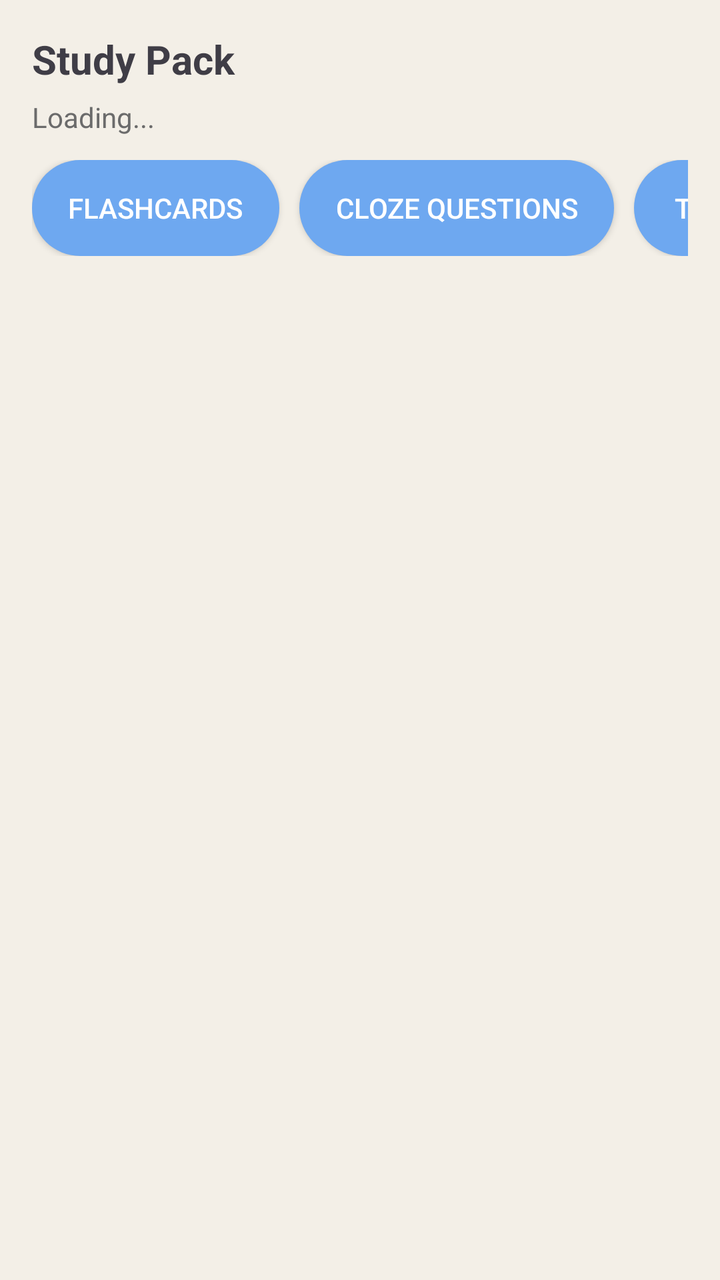
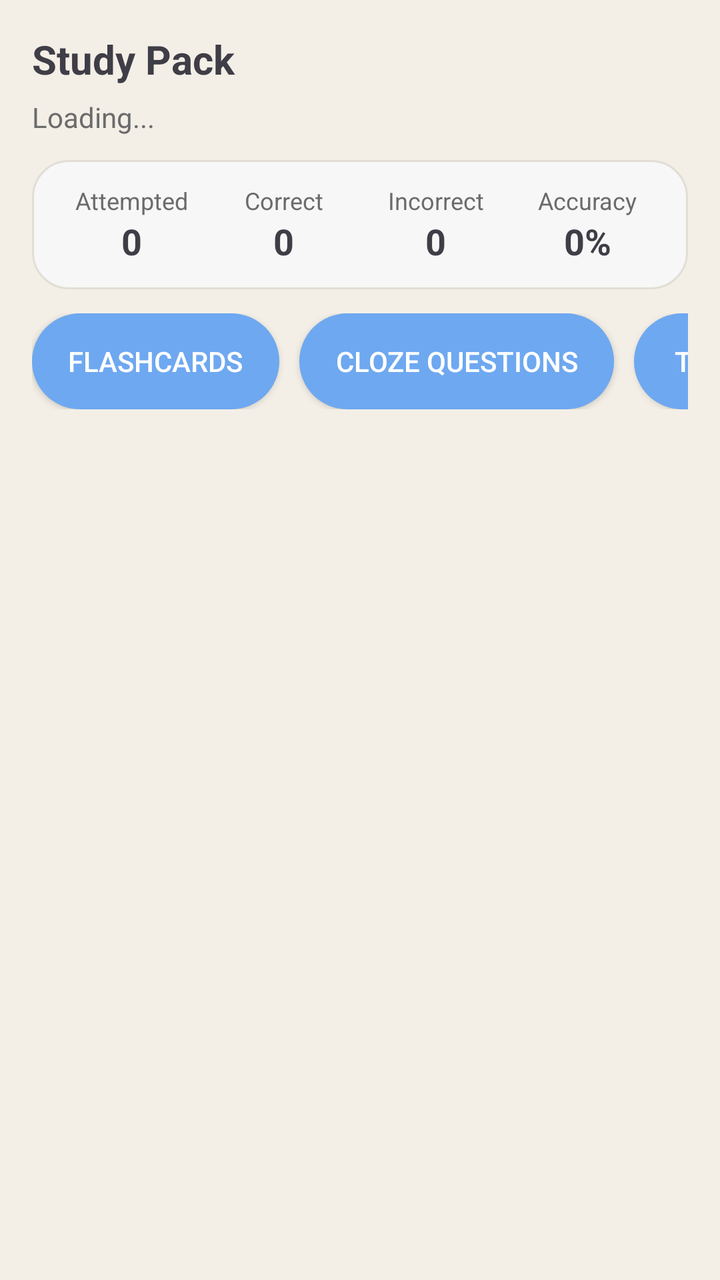

Two renders of the same Android screen: before a commit and after it. Below are the layout's source before the change and the commit's diff.
<!-- AndroidManifest.xml: application theme Theme.FinalYearProject -->
<!-- res/layout/activity_study_pack.xml -->
<?xml version="1.0" encoding="utf-8"?>
<LinearLayout xmlns:android="http://schemas.android.com/apk/res/android"
    xmlns:app="http://schemas.android.com/apk/res-auto"
    android:layout_width="match_parent"
    android:layout_height="match_parent"
    android:orientation="vertical"
    android:padding="16dp"
    android:background="@color/study_screen_bg">

    <TextView
        android:id="@+id/studyPackTitleTV"
        android:layout_width="match_parent"
        android:layout_height="wrap_content"
        android:text="Study Pack"
        android:textSize="20sp"
        android:textStyle="bold"
        android:textColor="@color/study_text_primary"
        android:paddingBottom="6dp" />

    <TextView
        android:id="@+id/studyPackStatusTV"
        android:layout_width="match_parent"
        android:layout_height="wrap_content"
        android:text="Loading..."
        android:textSize="14sp"
        android:textColor="@color/study_text_secondary"
        android:paddingBottom="12dp" />

    <ProgressBar
        android:id="@+id/studyPackProgress"
        android:layout_width="wrap_content"
        android:layout_height="wrap_content"
        android:layout_gravity="center_horizontal"
        android:visibility="gone" />

    <HorizontalScrollView
        android:id="@+id/studyPackTabsScroll"
        android:layout_width="match_parent"
        android:layout_height="wrap_content"
        android:scrollbars="none"
        android:fillViewport="false"
        android:layout_marginBottom="12dp">

        <LinearLayout
            android:layout_width="wrap_content"
            android:layout_height="wrap_content"
            android:orientation="horizontal">

            <androidx.appcompat.widget.AppCompatButton
                android:id="@+id/btnFlashcards"
                android:layout_width="wrap_content"
                android:layout_height="wrap_content"
                android:layout_marginEnd="10dp"
                android:minWidth="120dp"
                android:minHeight="48dp"
                android:paddingStart="18dp"
                android:paddingEnd="18dp"
                android:paddingTop="10dp"
                android:paddingBottom="10dp"
                android:text="Flashcards"
                android:background="@drawable/study_tab_unselected"
                android:textColor="@android:color/white" />

            <androidx.appcompat.widget.AppCompatButton
                android:id="@+id/btnCloze"
                android:layout_width="wrap_content"
                android:layout_height="wrap_content"
                android:layout_marginEnd="10dp"
                android:minWidth="120dp"
                android:minHeight="48dp"
                android:paddingStart="18dp"
                android:paddingEnd="18dp"
                android:paddingTop="10dp"
                android:paddingBottom="10dp"
                android:text="Cloze Questions"
                android:background="@drawable/study_tab_unselected"
                android:textColor="@android:color/white" />

            <androidx.appcompat.widget.AppCompatButton
                android:id="@+id/btnTrueFalse"
                android:layout_width="wrap_content"
                android:layout_height="wrap_content"
                android:layout_marginEnd="10dp"
                android:minWidth="120dp"
                android:minHeight="48dp"
                android:paddingStart="18dp"
                android:paddingEnd="18dp"
                android:paddingTop="10dp"
                android:paddingBottom="10dp"
                android:text="True/False"
                android:background="@drawable/study_tab_unselected"
                android:textColor="@android:color/white" />

            <androidx.appcompat.widget.AppCompatButton
                android:id="@+id/btnMcq"
                android:layout_width="wrap_content"
                android:layout_height="wrap_content"
                android:layout_marginEnd="10dp"
                android:minWidth="120dp"
                android:minHeight="48dp"
                android:paddingStart="18dp"
                android:paddingEnd="18dp"
                android:paddingTop="10dp"
                android:paddingBottom="10dp"
                android:text="MCQ's"
                android:background="@drawable/study_tab_unselected"
                android:textColor="@android:color/white" />

            <androidx.appcompat.widget.AppCompatButton
                android:id="@+id/btnMatching"
                android:layout_width="wrap_content"
                android:layout_height="wrap_content"
                android:layout_marginEnd="10dp"
                android:minWidth="120dp"
                android:minHeight="48dp"
                android:paddingStart="18dp"
                android:paddingEnd="18dp"
                android:paddingTop="10dp"
                android:paddingBottom="10dp"
                android:text="Matching Pairs"
                android:background="@drawable/study_tab_unselected"
                android:textColor="@android:color/white" />
        </LinearLayout>
    </HorizontalScrollView>

    <TextView
        android:id="@+id/pagerCounterTV"
        android:layout_width="wrap_content"
        android:layout_height="wrap_content"
        android:text="Item 1 of 1"
        android:textSize="14sp"
        android:textColor="@color/study_text_secondary"
        android:paddingBottom="10dp"
        android:visibility="gone" />

    <androidx.viewpager2.widget.ViewPager2
        android:id="@+id/studyViewPager"
        android:layout_width="match_parent"
        android:layout_height="0dp"
        android:layout_weight="1"
        android:visibility="gone" />

    <androidx.recyclerview.widget.RecyclerView
        android:id="@+id/studyPackRecyclerView"
        android:layout_width="match_parent"
        android:layout_height="0dp"
        android:layout_weight="1"
        android:visibility="visible" />

    <LinearLayout
        android:id="@+id/matchingGameContainer"
        android:layout_width="match_parent"
        android:layout_height="0dp"
        android:layout_weight="1"
        android:orientation="vertical"
        android:visibility="gone">

        <TextView
            android:id="@+id/matchingProgressTV"
            android:layout_width="wrap_content"
            android:layout_height="wrap_content"
            android:text="Matched 0 of 0"
            android:textSize="14sp"
            android:textColor="@color/study_text_secondary"
            android:paddingBottom="10dp" />

        <androidx.recyclerview.widget.RecyclerView
            android:id="@+id/matchingUnmatchedRecyclerView"
            android:layout_width="match_parent"
            android:layout_height="0dp"
            android:layout_weight="1"
            android:overScrollMode="never" />

        <TextView
            android:id="@+id/matchingDoneLabelTV"
            android:layout_width="wrap_content"
            android:layout_height="wrap_content"
            android:text="Matched Pairs"
            android:textStyle="bold"
            android:textSize="15sp"
            android:textColor="@color/study_text_primary"
            android:paddingTop="12dp"
            android:paddingBottom="8dp" />

        <androidx.recyclerview.widget.RecyclerView
            android:id="@+id/matchingDoneRecyclerView"
            android:layout_width="match_parent"
            android:layout_height="180dp"
            android:overScrollMode="never" />
    </LinearLayout>
</LinearLayout>
<!-- resources referenced by this layout -->
<resources>
  <color name="study_screen_bg">#F3EFE7</color>
  <color name="study_text_primary">#3F3D46</color>
  <color name="study_text_secondary">#6B6B6B</color>
  <!-- drawable study_tab_unselected (drawable) -->
  <shape xmlns:android="http://schemas.android.com/apk/res/android">
      <solid android:color="@color/study_tab_unselected" />
      <corners android:radius="24dp" />
  </shape>
  <style name="Theme.FinalYearProject" parent="Theme.Material3.DayNight.NoActionBar">
          <item name="colorPrimary">@color/md_primary</item>
          <item name="colorSecondary">@color/md_secondary</item>
          <item name="colorTertiary">@color/md_tertiary</item>
  
          <item name="android:colorBackground">@color/md_background</item>
          <item name="colorSurface">@color/md_surface</item>
          <item name="colorOutline">@color/md_outline</item>
  
          <item name="colorOnPrimary">@color/md_onPrimary</item>
          <item name="colorOnSecondary">@color/md_onSecondary</item>
          <item name="colorOnSurface">@color/md_onSurface</item>
      </style>
  <color name="study_tab_unselected">#6EA8F0</color>
  <color name="md_primary">#7FBF9B</color>
  <color name="md_secondary">#5F9E86</color>
  <color name="md_tertiary">#B9A6D3</color>
  <color name="md_background">#F6F1E8</color>
  <color name="md_surface">#FBF7F0</color>
  <color name="md_outline">#D7D0C5</color>
  <color name="md_onPrimary">#FFFFFF</color>
  <color name="md_onSecondary">#FFFFFF</color>
  <color name="md_onSurface">#1E1E1E</color>
</resources>

<!-- the commit's change to res/layout/activity_study_pack.xml (unified diff, before → after) -->
@@ -26,6 +26,114 @@
         android:textColor="@color/study_text_secondary"
         android:paddingBottom="12dp" />
 
+    <LinearLayout
+        android:id="@+id/statsBarLayout"
+        android:layout_width="match_parent"
+        android:layout_height="wrap_content"
+        android:orientation="horizontal"
+        android:background="@drawable/study_card_background"
+        android:padding="12dp"
+        android:layout_marginBottom="12dp"
+        android:gravity="center">
+
+        <LinearLayout
+            android:layout_width="0dp"
+            android:layout_height="wrap_content"
+            android:layout_weight="1"
+            android:orientation="vertical"
+            android:gravity="center">
+
+            <TextView
+                android:layout_width="wrap_content"
+                android:layout_height="wrap_content"
+                android:text="Attempted"
+                android:textSize="12sp"
+                android:textColor="@color/study_text_secondary" />
+
+            <TextView
+                android:id="@+id/statsAttemptedTv"
+                android:layout_width="wrap_content"
+                android:layout_height="wrap_content"
+                android:text="0"
+                android:textSize="18sp"
+                android:textStyle="bold"
+                android:textColor="@color/study_text_primary" />
+        </LinearLayout>
+
+        <LinearLayout
+            android:layout_width="0dp"
+            android:layout_height="wrap_content"
+            android:layout_weight="1"
+            android:orientation="vertical"
+            android:gravity="center">
+
+            <TextView
+                android:layout_width="wrap_content"
+                android:layout_height="wrap_content"
+                android:text="Correct"
+                android:textSize="12sp"
+                android:textColor="@color/study_text_secondary" />
+
+            <TextView
+                android:id="@+id/statsCorrectTv"
+                android:layout_width="wrap_content"
+                android:layout_height="wrap_content"
+                android:text="0"
+                android:textSize="18sp"
+                android:textStyle="bold"
+                android:textColor="@color/study_text_primary" />
+        </LinearLayout>
+
+        <LinearLayout
+            android:layout_width="0dp"
+            android:layout_height="wrap_content"
+            android:layout_weight="1"
+            android:orientation="vertical"
+            android:gravity="center">
+
+            <TextView
+                android:layout_width="wrap_content"
+                android:layout_height="wrap_content"
+                android:text="Incorrect"
+                android:textSize="12sp"
+                android:textColor="@color/study_text_secondary" />
+
+            <TextView
+                android:id="@+id/statsIncorrectTv"
+                android:layout_width="wrap_content"
+                android:layout_height="wrap_content"
+                android:text="0"
+                android:textSize="18sp"
+                android:textStyle="bold"
+                android:textColor="@color/study_text_primary" />
+        </LinearLayout>
+
+        <LinearLayout
+            android:layout_width="0dp"
+            android:layout_height="wrap_content"
+            android:layout_weight="1"
+            android:orientation="vertical"
+            android:gravity="center">
+
+            <TextView
+                android:layout_width="wrap_content"
+                android:layout_height="wrap_content"
+                android:text="Accuracy"
+                android:textSize="12sp"
+                android:textColor="@color/study_text_secondary" />
+
+            <TextView
+                android:id="@+id/statsAccuracyTv"
+                android:layout_width="wrap_content"
+                android:layout_height="wrap_content"
+                android:text="0%"
+                android:textSize="18sp"
+                android:textStyle="bold"
+                android:textColor="@color/study_text_primary" />
+        </LinearLayout>
+
+    </LinearLayout>
+
     <ProgressBar
         android:id="@+id/studyPackProgress"
         android:layout_width="wrap_content"
<!-- resource entries referenced after the edit -->
@@ -3,6 +3,14 @@
   <color name="study_screen_bg">#F3EFE7</color>
   <color name="study_text_primary">#3F3D46</color>
   <color name="study_text_secondary">#6B6B6B</color>
+  <!-- drawable study_card_background (drawable) -->
+  <shape xmlns:android="http://schemas.android.com/apk/res/android">
+      <solid android:color="@color/study_card_bg" />
+      <corners android:radius="18dp" />
+      <stroke
+          android:width="1dp"
+          android:color="#E2DED6" />
+  </shape>
   <!-- drawable study_tab_unselected (drawable) -->
   <shape xmlns:android="http://schemas.android.com/apk/res/android">
       <solid android:color="@color/study_tab_unselected" />
@@ -21,6 +29,7 @@
           <item name="colorOnSecondary">@color/md_onSecondary</item>
           <item name="colorOnSurface">@color/md_onSurface</item>
       </style>
+  <color name="study_card_bg">#F7F7F7</color>
   <color name="study_tab_unselected">#6EA8F0</color>
   <color name="md_primary">#7FBF9B</color>
   <color name="md_secondary">#5F9E86</color>
